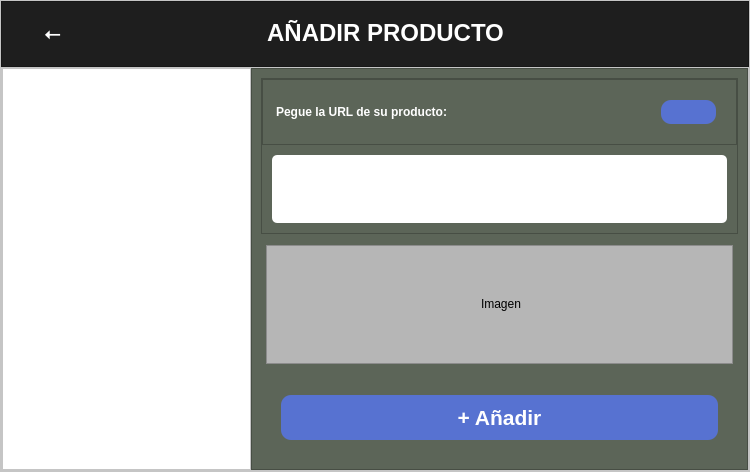
First picture: the form in Interfaz/gui/URL.ui, repository 50DayEmpire/Tracking_Precios, before the edit.
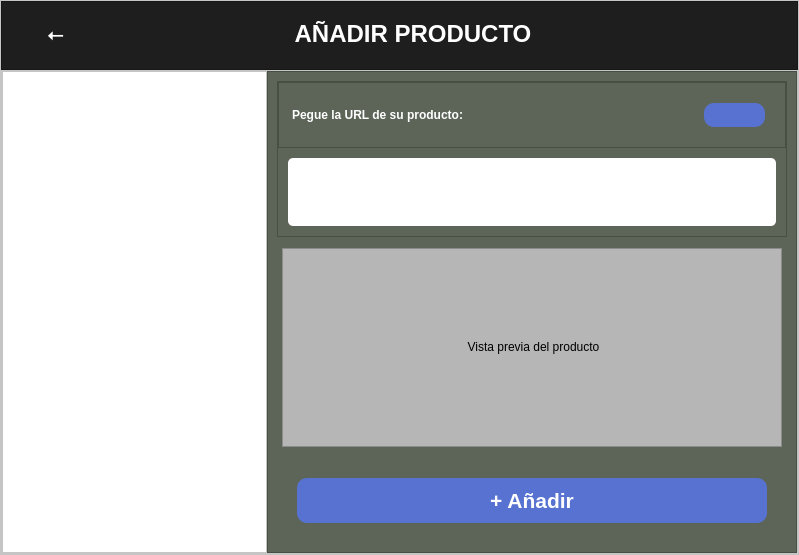
Second picture: the form after the edit. Icons and pictures are not drawn.

Patch:
```diff
--- a/Interfaz/gui/URL.ui
+++ b/Interfaz/gui/URL.ui
@@ -6,8 +6,8 @@
    <rect>
     <x>0</x>
     <y>0</y>
-    <width>750</width>
-    <height>472</height>
+    <width>799</width>
+    <height>555</height>
    </rect>
   </property>
   <property name="windowTitle">
@@ -317,7 +317,7 @@
                    <string notr="true">margin:10px;</string>
                   </property>
                   <property name="text">
-                   <string>&lt;html&gt;&lt;head/&gt;&lt;body&gt;&lt;p align=&quot;center&quot;&gt;Imagen&lt;/p&gt;&lt;/body&gt;&lt;/html&gt;</string>
+                   <string>&lt;html&gt;&lt;head/&gt;&lt;body&gt;&lt;p align=&quot;center&quot;&gt;Vista previa del producto&lt;/p&gt;&lt;/body&gt;&lt;/html&gt;</string>
                   </property>
                  </widget>
                 </item>
```
Left out of the diff: 7 changed lines with no effect on the pictures.
